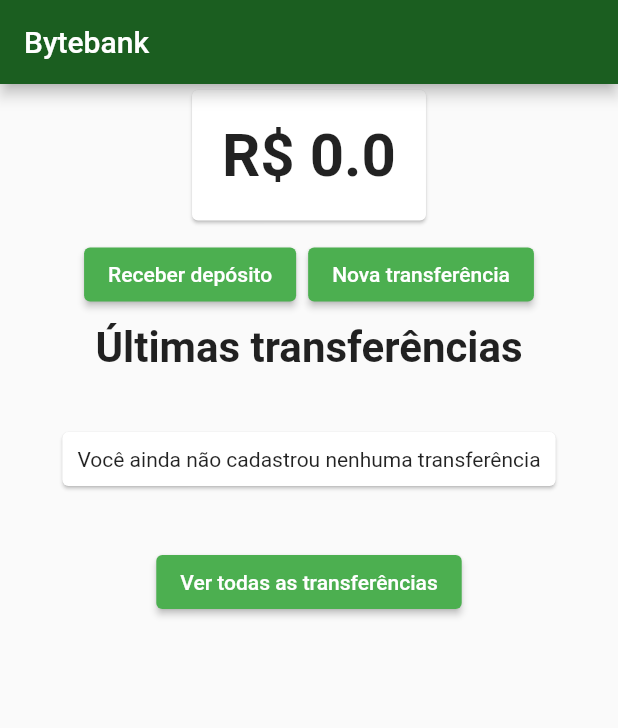
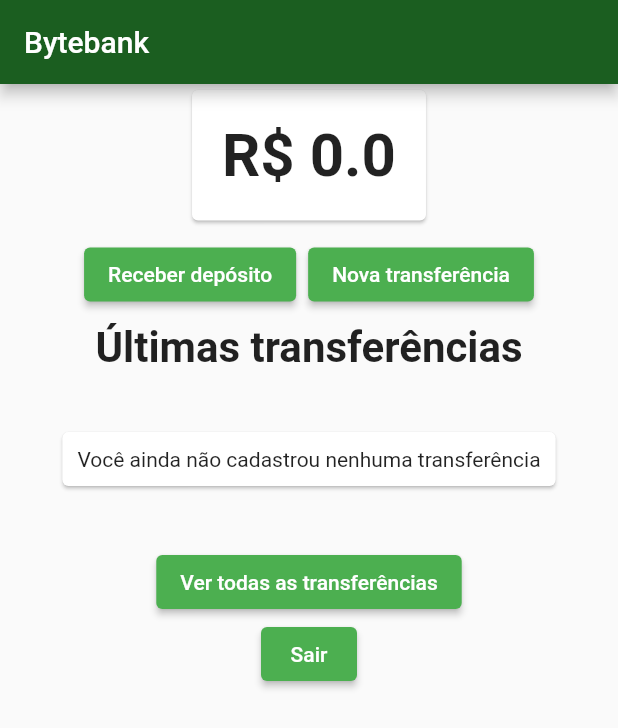
Before and after one commit to habyb/flutter-forms, a Flutter app: the Dashboard screen opened directly, on a phone screen of 412 x 824 dp. Shown: the top 728 px of the screen. Run offline on Flutter 3.47's test engine with Material 2 defaults, Android fonts, the phone set to English and light mode, and no system bars; our stand-ins replace brasil_fields.

Commit message:
added Logout button

```diff
--- a/lib/screens/dashboard/dashboard.dart
+++ b/lib/screens/dashboard/dashboard.dart
@@ -1,5 +1,6 @@
 import 'package:flutter/material.dart';
 import 'package:flutter/widgets.dart';
+import 'package:flutterforms/screens/autenticacao/login.dart';
 import 'package:flutterforms/screens/dashboard/saldo.dart';
 import 'package:flutterforms/screens/deposito/formulario.dart';
 import 'package:flutterforms/screens/transferencia/formulario.dart';
@@ -53,6 +54,23 @@ class Dashboard extends StatelessWidget {
             ],
           ),
           UltimasTransferencias(),
+          Column(
+            children: [
+              ElevatedButton(
+                child: Text('Sair'),
+                style: ElevatedButton.styleFrom(
+                  primary: Colors.green, // background
+                  onPrimary: Colors.white, // foreground
+                ),
+                onPressed: () {
+                  Navigator.pushAndRemoveUntil(context,
+                      MaterialPageRoute(builder: (context) {
+                    return Login();
+                  }), (route) => false);
+                },
+              ),
+            ],
+          ),
         ],
       ),
     );
```
